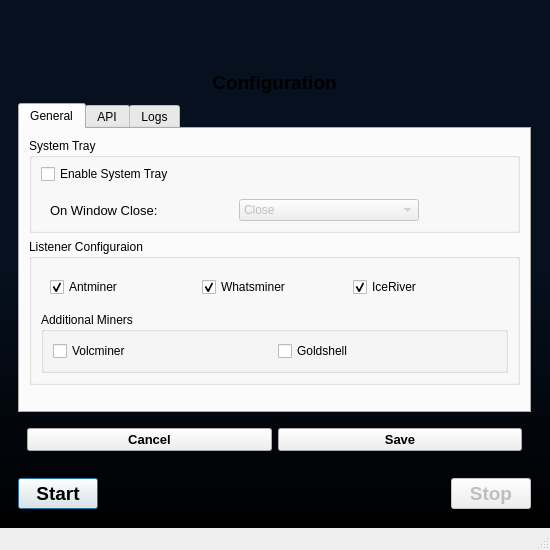
Qt form src/ui/forms/mainwindow.ui (bitcap-co/bitcap-ipr) before a commit.
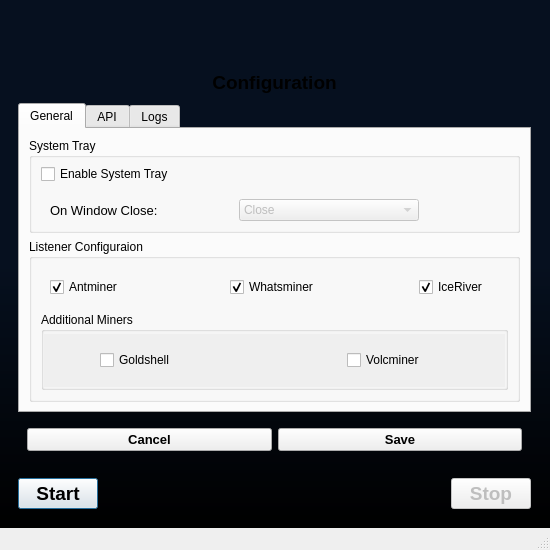
The same form after that commit. The open tabs and pages were chosen to show the change.

Commit message: make additional miner section a scrollable area

```diff
--- a/src/ui/forms/mainwindow.ui
+++ b/src/ui/forms/mainwindow.ui
@@ -513,6 +513,9 @@
                      <item>
                       <widget class="QWidget" name="hwrapper_9" native="true">
                        <layout class="QHBoxLayout" name="horizontalLayout_20">
+                        <property name="spacing">
+                         <number>100</number>
+                        </property>
                         <property name="leftMargin">
                          <number>9</number>
                         </property>
@@ -527,6 +530,12 @@
                         </property>
                         <item>
                          <widget class="QCheckBox" name="checkListenAntminer">
+                          <property name="maximumSize">
+                           <size>
+                            <width>100</width>
+                            <height>22</height>
+                           </size>
+                          </property>
                           <property name="toolTip">
                            <string>Enable listening for Antminers</string>
                           </property>
@@ -540,6 +549,12 @@
                         </item>
                         <item>
                          <widget class="QCheckBox" name="checkListenWhatsminer">
+                          <property name="maximumSize">
+                           <size>
+                            <width>100</width>
+                            <height>22</height>
+                           </size>
+                          </property>
                           <property name="toolTip">
                            <string>Enable listening for Whatsminers</string>
                           </property>
@@ -553,6 +568,12 @@
                         </item>
                         <item>
                          <widget class="QCheckBox" name="checkListenIceRiver">
+                          <property name="maximumSize">
+                           <size>
+                            <width>100</width>
+                            <height>22</height>
+                           </size>
+                          </property>
                           <property name="toolTip">
                            <string>Enable listening for Icerivers</string>
                           </property>
@@ -577,6 +598,42 @@
                          <number>0</number>
                         </property>
                         <property name="topMargin">
+                         <number>2</number>
+                        </property>
+                        <property name="rightMargin">
+                         <number>0</number>
+                        </property>
+                        <property name="bottomMargin">
+                         <number>0</number>
+                        </property>
+                        <item>
+                         <widget class="QScrollArea" name="scrollArea_2">
+                          <property name="frameShape">
+                           <enum>QFrame::Shape::NoFrame</enum>
+                          </property>
+                          <property name="frameShadow">
+                           <enum>QFrame::Shadow::Plain</enum>
+                          </property>
+                          <property name="horizontalScrollBarPolicy">
+                           <enum>Qt::ScrollBarPolicy::ScrollBarAlwaysOff</enum>
+                          </property>
+                          <property name="widgetResizable">
+                           <bool>true</bool>
+                          </property>
+                          <widget class="QWidget" name="scrollAdditional">
+                           <property name="geometry">
+                            <rect>
+                             <x>0</x>
+                             <y>0</y>
+                             <width>461</width>
+                             <height>36</height>
+                            </rect>
+                           </property>
+                           <layout class="QVBoxLayout" name="verticalLayout_14">
+                            <property name="leftMargin">
+                             <number>0</number>
+                            </property>
+                            <property name="topMargin">
                          <number>0</number>
                         </property>
                         <property name="rightMargin">
@@ -588,18 +645,26 @@
                         <item>
                          <widget class="QWidget" name="hwrapper_8" native="true">
                           <layout class="QHBoxLayout" name="horizontalLayout_22">
-                           <item>
-                            <widget class="QCheckBox" name="checkListenVolcminer">
-                             <property name="toolTip">
-                              <string>Enable listening for Volcminers (Experimental)</string>
-                             </property>
-                             <property name="text">
-                              <string>Volcminer</string>
-                             </property>
-                            </widget>
-                           </item>
+                               <property name="spacing">
+                                <number>100</number>
+                               </property>
+                               <property name="leftMargin">
+                                <number>9</number>
+                               </property>
+                               <property name="topMargin">
+                                <number>0</number>
+                               </property>
+                               <property name="bottomMargin">
+                                <number>0</number>
+                               </property>
                            <item>
                             <widget class="QCheckBox" name="checkListenGoldshell">
+                                 <property name="maximumSize">
+                                  <size>
+                                   <width>100</width>
+                                   <height>22</height>
+                                  </size>
+                                 </property>
                              <property name="toolTip">
                               <string>Enable listening for Goldshells</string>
                              </property>
@@ -608,7 +673,27 @@
                              </property>
                             </widget>
                            </item>
-                          </layout>
+                               <item>
+                                <widget class="QCheckBox" name="checkListenVolcminer">
+                                 <property name="maximumSize">
+                                  <size>
+                                   <width>100</width>
+                                   <height>22</height>
+                                  </size>
+                                 </property>
+                                 <property name="toolTip">
+                                  <string>Enable listening for Volcminers</string>
+                                 </property>
+                                 <property name="text">
+                                  <string>Volcminer</string>
+                                 </property>
+                                </widget>
+                               </item>
+                              </layout>
+                             </widget>
+                            </item>
+                           </layout>
+                          </widget>
                          </widget>
                         </item>
                        </layout>
```
Left out of the diff: 4 changed lines with no effect on the pictures. Lines whose indentation alone changed are shown as unchanged. The commit also changes 2 other files.
